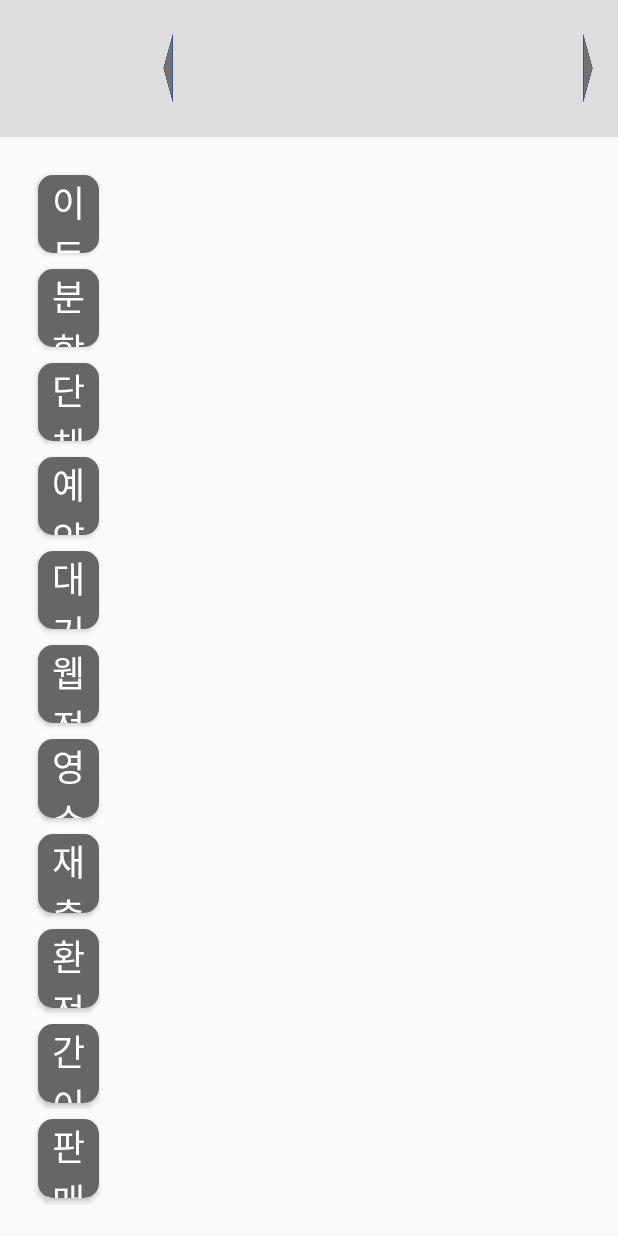
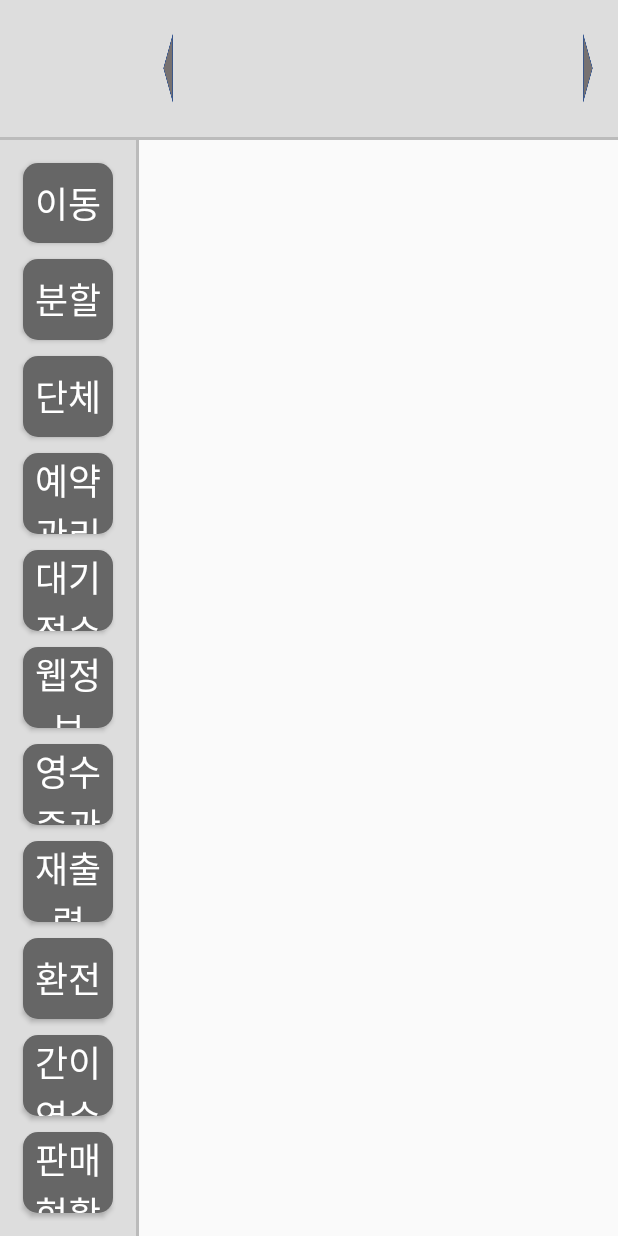
Before and after one commit to Where-To-Go/android_pos, an Android app: the layout fragment_table.xml on its own in the app's theme, with its tools: preview values and no code run, on a phone screen of 412 x 824 dp. Run offline under Robolectric (Android 15) with nearby library versions, the phone set to English and light mode, and no system bars.

Commit message:
an_al_lyeo_joom

```diff
--- a/WhereToGo/app/src/main/res/layout/fragment_table.xml
+++ b/WhereToGo/app/src/main/res/layout/fragment_table.xml
@@ -23,10 +23,10 @@
             <Button
                 android:id="@+id/btn_table_list_left"
                 android:layout_width="0dp"
-                android:textSize="30sp"
+                android:layout_height="match_parent"
+                android:layout_weight="1"
                 android:background="@drawable/img_left"
-                android:layout_height="match_parent"
-                android:layout_weight="1" />
+                android:textSize="30sp" />
 
             <android.support.v7.widget.RecyclerView
                 android:id="@+id/list_table"
@@ -37,12 +37,17 @@
             <Button
                 android:id="@+id/btn_table_list_right"
                 android:layout_width="0dp"
+                android:layout_height="match_parent"
+                android:layout_weight="1"
                 android:background="@drawable/img_right"
-                android:textSize="30sp"
-                android:layout_height="match_parent"
-                android:layout_weight="1" />
+                android:textSize="30sp" />
         </LinearLayout>
     </LinearLayout>
+
+    <View
+        android:layout_width="match_parent"
+        android:layout_height="2dp"
+        android:background="@color/grey" />
 
     <LinearLayout
         android:layout_width="match_parent"
@@ -54,8 +59,9 @@
             android:layout_width="0dp"
             android:layout_height="match_parent"
             android:layout_weight="2"
+            android:background="@color/light_grey"
             android:orientation="vertical"
-            android:padding="20dp"
+            android:padding="10dp"
             android:weightSum="11">
 
             <Button
@@ -180,13 +186,17 @@
                 android:textSize="24sp" />
         </LinearLayout>
 
+        <View
+            android:layout_width="2dp"
+            android:layout_height="match_parent"
+            android:background="@color/grey" />
         <GridView
-            android:layout_marginTop="10dp"
             android:id="@+id/grid_main_table"
             android:layout_width="0dp"
             android:layout_height="match_parent"
-            android:verticalSpacing="10dp"
+            android:layout_marginTop="10dp"
             android:layout_weight="7"
-            android:numColumns="5" />
+            android:numColumns="5"
+            android:verticalSpacing="10dp" />
     </LinearLayout>
 </LinearLayout>
```
Also changed, not shown: WhereToGo/app/src/main/res/layout/activity_main.xml (+11 -9 lines).
